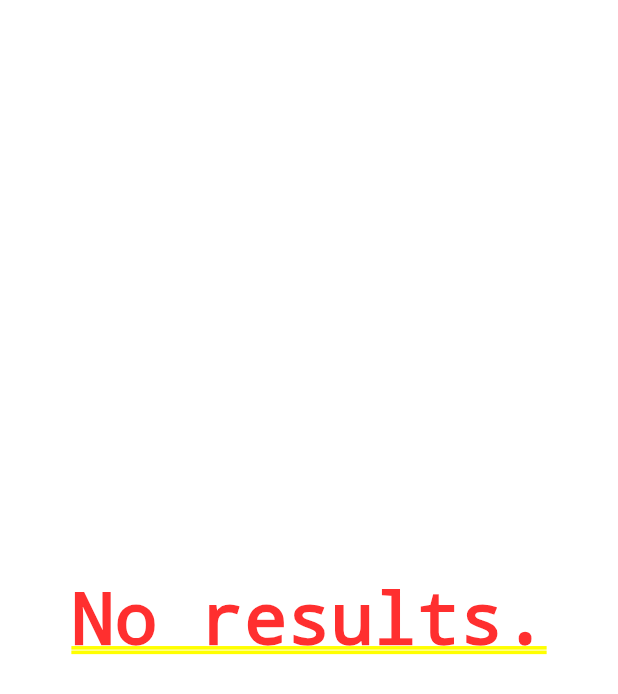
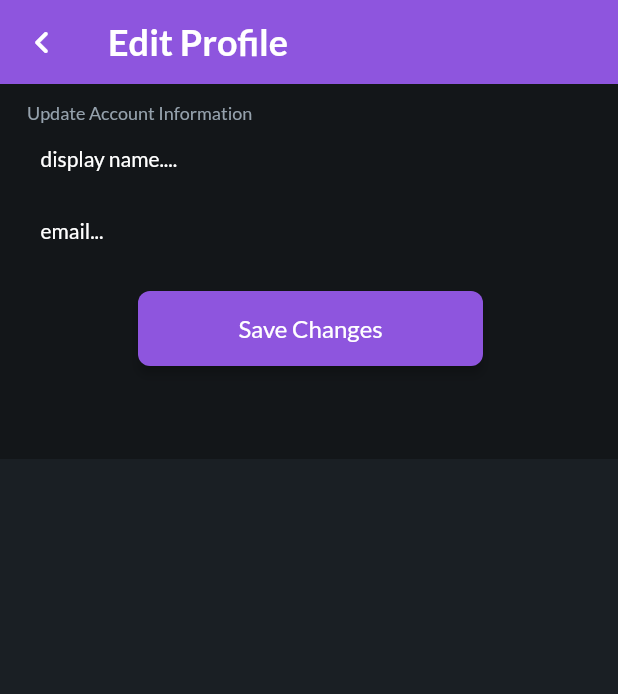
Before and after one commit to drexquisite/place, a Flutter app: the EditProfileWidget screen opened directly, on a phone screen of 412 x 824 dp. Shown: the top 694 px of the screen. Run offline on Flutter 3.47's test engine with Material 2 defaults, Android fonts, the phone set to English and light mode, and no system bars; drawn by our look-alikes of auto_size_text; our stand-ins replace built_collection, built_value, cloud_firestore, firebase_auth, firebase_core, flutter_datetime_picker and 9 more; accounts and stored records are empty; generated files the repository leaves out were written again.

Commit message:
Updating to latest FlutterFlow output.

```diff
--- a/lib/edit_profile/edit_profile_widget.dart
+++ b/lib/edit_profile/edit_profile_widget.dart
@@ -11,57 +11,29 @@ import 'package:google_fonts/google_fonts.dart';
 class EditProfileWidget extends StatefulWidget {
   EditProfileWidget({
     Key key,
-    this.displayName,
-    this.email,
+    this.userRecord,
   }) : super(key: key);
 
-  final UsersRecord displayName;
-  final UsersRecord email;
+  final UsersRecord userRecord;
 
   @override
   _EditProfileWidgetState createState() => _EditProfileWidgetState();
 }
 
 class _EditProfileWidgetState extends State<EditProfileWidget> {
-  TextEditingController textController1;
-  TextEditingController textController2;
-  final formKey = GlobalKey<FormState>();
+  TextEditingController displayNameController;
+  TextEditingController emailController;
   final scaffoldKey = GlobalKey<ScaffoldState>();
 
   @override
+  void initState() {
+    super.initState();
+    displayNameController = TextEditingController();
+    emailController = TextEditingController();
+  }
+
+  @override
   Widget build(BuildContext context) {
-    return Form(
-      key: formKey,
-      autovalidateMode: AutovalidateMode.always,
-      child: StreamBuilder<List<UsersRecord>>(
-        stream: queryUsersRecord(
-          singleRecord: true,
-        ),
-        builder: (context, snapshot) {
-          // Customize what your widget looks like when it's loading.
-          if (!snapshot.hasData) {
-            return Center(
-              child: SizedBox(
-                width: 15,
-                height: 15,
-                child: SpinKitWanderingCubes(
-                  color: Color(0xFF9F68E4),
-                  size: 15,
-                ),
-              ),
-            );
-          }
-          List<UsersRecord> editProfileUsersRecordList = snapshot.data;
-          // Customize what your widget looks like with no query results.
-          if (snapshot.data.isEmpty) {
-            return Container(
-              height: 100,
-              child: Center(
-                child: Text('No results.'),
-              ),
-            );
-          }
-          final editProfileUsersRecord = editProfileUsersRecordList.first;
     return Scaffold(
       key: scaffoldKey,
       appBar: AppBar(
@@ -132,111 +104,82 @@ class _EditProfileWidgetState extends State<EditProfileWidget> {
                             ),
                           ),
                         ),
-                              Padding(
-                                padding: EdgeInsets.fromLTRB(16, 16, 16, 0),
+                        Align(
+                          alignment: Alignment(0, 0),
+                          child: Padding(
+                            padding: EdgeInsets.fromLTRB(25, 0, 0, 0),
                             child: TextFormField(
-                                  controller: textController1 ??=
-                                      TextEditingController(
-                                    text: editProfileUsersRecord.displayName,
-                                  ),
+                              controller: displayNameController,
                               obscureText: false,
                               decoration: InputDecoration(
-                                    labelText: 'Full Name',
-                                    labelStyle:
-                                        FlutterFlowTheme.bodyText1.override(
+                                hintText: 'display name....',
+                                hintStyle: FlutterFlowTheme.bodyText1.override(
                                   fontFamily: 'Lato',
                                 ),
-                                    hintText: 'Your email...',
-                                    hintStyle:
-                                        FlutterFlowTheme.bodyText1.override(
-                                      fontFamily: 'Lato',
-                                      color: Color(0x9AFFFFFF),
-                                    ),
-                                    enabledBorder: OutlineInputBorder(
+                                enabledBorder: UnderlineInputBorder(
                                   borderSide: BorderSide(
-                                        color: FlutterFlowTheme.darkBG,
+                                    color: Color(0x00000000),
                                     width: 1,
                                   ),
-                                      borderRadius: BorderRadius.circular(8),
+                                  borderRadius: const BorderRadius.only(
+                                    topLeft: Radius.circular(4.0),
+                                    topRight: Radius.circular(4.0),
                                   ),
-                                    focusedBorder: OutlineInputBorder(
+                                ),
+                                focusedBorder: UnderlineInputBorder(
                                   borderSide: BorderSide(
-                                        color: FlutterFlowTheme.darkBG,
+                                    color: Color(0x00000000),
                                     width: 1,
                                   ),
-                                      borderRadius: BorderRadius.circular(8),
+                                  borderRadius: const BorderRadius.only(
+                                    topLeft: Radius.circular(4.0),
+                                    topRight: Radius.circular(4.0),
                                   ),
-                                    filled: true,
-                                    fillColor: FlutterFlowTheme.darkBG,
-                                    prefixIcon: Icon(
-                                      Icons.person_rounded,
-                                      color: FlutterFlowTheme.tertiaryColor,
                                 ),
                               ),
                               style: FlutterFlowTheme.bodyText1.override(
                                 fontFamily: 'Lato',
                               ),
-                                  validator: (val) {
-                                    if (val.isEmpty) {
-                                      return 'Please fill in a valid email address...';
-                                    }
-
-                                    return null;
-                                  },
                             ),
                           ),
-                              Padding(
-                                padding: EdgeInsets.fromLTRB(16, 16, 16, 0),
+                        ),
+                        Align(
+                          alignment: Alignment(0, 0),
+                          child: Padding(
+                            padding: EdgeInsets.fromLTRB(25, 0, 0, 0),
                             child: TextFormField(
-                                  controller: textController2 ??=
-                                      TextEditingController(
-                                    text: editProfileUsersRecord.email,
-                                  ),
+                              controller: emailController,
                               obscureText: false,
                               decoration: InputDecoration(
-                                    labelText: 'Email Address',
-                                    labelStyle:
-                                        FlutterFlowTheme.bodyText1.override(
+                                hintText: 'email...',
+                                hintStyle: FlutterFlowTheme.bodyText1.override(
                                   fontFamily: 'Lato',
                                 ),
-                                    hintText: 'Your email...',
-                                    hintStyle:
-                                        FlutterFlowTheme.bodyText1.override(
-                                      fontFamily: 'Lato',
-                                      color: Color(0x9AFFFFFF),
-                                    ),
-                                    enabledBorder: OutlineInputBorder(
+                                enabledBorder: UnderlineInputBorder(
                                   borderSide: BorderSide(
-                                        color: FlutterFlowTheme.darkBG,
+                                    color: Color(0x00000000),
                                     width: 1,
                                   ),
-                                      borderRadius: BorderRadius.circular(8),
+                                  borderRadius: const BorderRadius.only(
+                                    topLeft: Radius.circular(4.0),
+                                    topRight: Radius.circular(4.0),
                                   ),
-                                    focusedBorder: OutlineInputBorder(
+                                ),
+                                focusedBorder: UnderlineInputBorder(
                                   borderSide: BorderSide(
-                                        color: FlutterFlowTheme.darkBG,
+                                    color: Color(0x00000000),
                                     width: 1,
                                   ),
-                                      borderRadius: BorderRadius.circular(8),
+                                  borderRadius: const BorderRadius.only(
+                                    topLeft: Radius.circular(4.0),
+                                    topRight: Radius.circular(4.0),
                                   ),
-                                    filled: true,
-                                    fillColor: FlutterFlowTheme.darkBG,
-                                    prefixIcon: Icon(
-                                      Icons.email_outlined,
-                                      color: FlutterFlowTheme.tertiaryColor,
                                 ),
                               ),
                               style: FlutterFlowTheme.bodyText1.override(
                                 fontFamily: 'Lato',
                               ),
-                                  keyboardType: TextInputType.emailAddress,
-                                  validator: (val) {
-                                    if (val.isEmpty) {
-                                      return 'Please fill in a valid email address...';
-                                    }
-
-                                    return null;
-                                  },
+                            ),
                           ),
                         ),
                         Padding(
@@ -249,27 +192,22 @@ class _EditProfileWidgetState extends State<EditProfileWidget> {
                                 padding: EdgeInsets.fromLTRB(0, 0, 0, 16),
                                 child: FFButtonWidget(
                                   onPressed: () async {
-                                          if (!formKey.currentState
-                                              .validate()) {
-                                            return;
-                                          }
-                                          Navigator.pop(context);
                                     final usersUpdateData =
                                         createUsersRecordData(
-                                            displayName:
-                                                textController1?.text ?? '',
-                                            email: textController2?.text ?? '',
+                                      displayName: displayNameController.text,
+                                      email: emailController.text,
                                     );
-                                          await editProfileUsersRecord.reference
+                                    await currentUserReference
                                         .update(usersUpdateData);
+                                    Navigator.pop(context);
                                   },
                                   text: 'Save Changes',
                                   options: FFButtonOptions(
                                     width: 230,
                                     height: 50,
                                     color: FlutterFlowTheme.primaryColor,
-                                          textStyle: FlutterFlowTheme.subtitle2
-                                              .override(
+                                    textStyle:
+                                        FlutterFlowTheme.subtitle2.override(
                                       fontFamily: 'Lato',
                                       color: FlutterFlowTheme.white,
                                     ),
@@ -295,8 +233,5 @@ class _EditProfileWidgetState extends State<EditProfileWidget> {
         ),
       ),
     );
-        },
-      ),
-    );
   }
 }
--- a/lib/my_profile/my_profile_widget.dart
+++ b/lib/my_profile/my_profile_widget.dart
@@ -132,10 +132,7 @@ class _MyProfileWidgetState extends State<MyProfileWidget> {
                             await Navigator.push(
                               context,
                               MaterialPageRoute(
-                                builder: (context) => EditProfileWidget(
-                                  displayName: myProfileUsersRecord,
-                                  email: myProfileUsersRecord,
-                                ),
+                                builder: (context) => EditProfileWidget(),
                               ),
                             );
                           },
```
Lines whose indentation alone changed are shown as unchanged.
